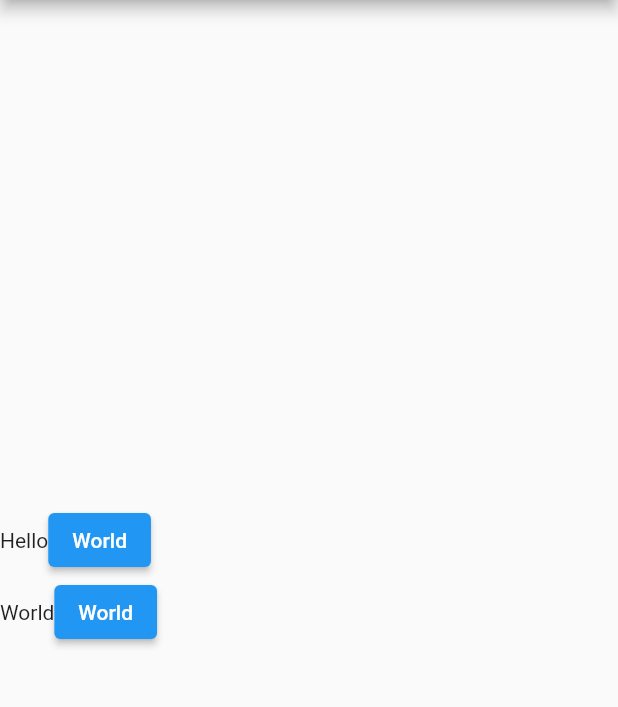
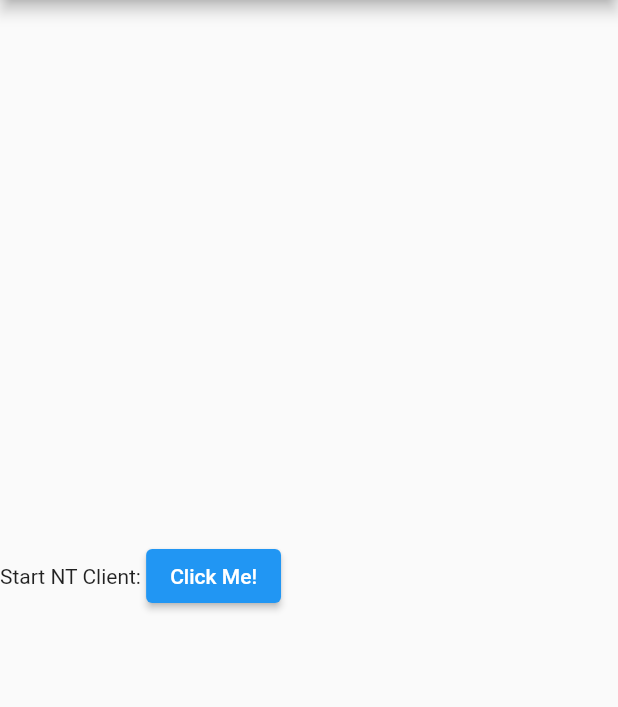
Before and after one commit to Team334/OperatorDashboard334, a Flutter app: the screen it shows after launch, on a phone screen of 412 x 824 dp, the part 84-791 px from its top. Run offline on Flutter 3.47's test engine with Material 2 defaults, Android fonts, the phone set to English and light mode, and no system bars; missing offline and left inert: dart:ffi.

Commit message:
connected UI with nt_client

```diff
--- a/lib/src/screens/nt_client_test.dart
+++ b/lib/src/screens/nt_client_test.dart
@@ -1,7 +1,4 @@
-import 'dart:convert';
-
 import 'package:flutter/material.dart';
-import 'package:http/http.dart' as http;
 
 import '../nt_client.dart' as nt;
 
@@ -13,14 +10,11 @@ class NtClientTest extends StatefulWidget {
 }
 
 class _NtClientTestState extends State<NtClientTest> {
-  String serverMessage = "";
+  nt.ServerResponse serverRes = nt.ServerResponse("", false);
 
   @override
   void initState() {
     super.initState();
-    nt
-        .startNtClient(334)
-        .then((res) => setState(() => serverMessage = res.message));
   }
 
   @override
@@ -31,17 +25,17 @@ class _NtClientTestState extends State<NtClientTest> {
             crossAxisAlignment: CrossAxisAlignment.center,
             children: [
           Row(children: [
-            const Text("Hello"),
+            const Text("Start NT Client: "),
             ElevatedButton(
-                onPressed: () => {
-                      setState(() async => {await nt.startNtClient(334)})
-                    },
-                child: const Text("World"))
+                onPressed: () async {
+                  nt.ServerResponse res = await nt.startNtClient(334);
+                  setState(() {
+                    serverRes = res;
+                  });
+                },
+                child: const Text("Click Me!")),
+            Text(serverRes.message),
           ]),
-          Row(children: [
-            const Text("World"),
-            ElevatedButton(onPressed: () => {}, child: const Text("World"))
-          ])
         ]));
   }
 }
```
